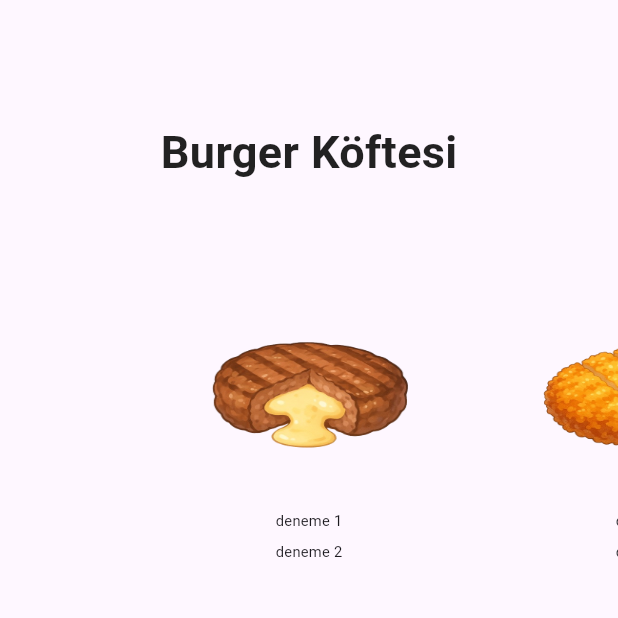
After one commit to metumetehan/foodapp, a Flutter app: the IngredientSelector screen opened directly, on a phone screen of 412 x 824 dp, the top half of it. The commit adds this screen. Run offline on Flutter 3.47's test engine with Material 3 defaults, Android fonts, the phone set to English and light mode, and no system bars; our stand-ins replace custom_refresh_indicator, rive.

Commit message:
created ingredient selection logic

```diff
--- /dev/null
+++ b/lib/ingredient_selector.dart
@@ -0,0 +1,130 @@
+import 'dart:math';
+
+import 'package:flutter/material.dart';
+
+class IngredientSelector extends StatefulWidget {
+  const IngredientSelector({super.key});
+
+  @override
+  State<IngredientSelector> createState() => _IngredientSelectorState();
+}
+
+class _IngredientSelectorState extends State<IngredientSelector> {
+  List<String> listem = [
+    "Cheese-Stuffed_Beef_Patty.png",
+    "Chicken_Katsu.png",
+    "Chorizo_Patty_spicy.png",
+    "Crispy_Fried_Chicken_Fillet.png",
+    "Salmon_Steak.png",
+    "Soft_Shell_Crab.png",
+  ];
+
+  int _currentPage = 0;
+  late PageController _pageController;
+  @override
+  void initState() {
+    // TODO: implement initState
+    super.initState();
+    _pageController = PageController(
+      initialPage: _currentPage,
+      viewportFraction: 0.55,
+    );
+  }
+
+  @override
+  void dispose() {
+    // TODO: implement dispose
+    super.dispose();
+    _pageController.dispose();
+  }
+
+  @override
+  Widget build(BuildContext context) {
+    return Scaffold(
+      body: Padding(
+        padding: const EdgeInsets.symmetric(vertical: 40.0),
+        child: Column(
+          children: [
+            Padding(
+              padding: const EdgeInsets.all(40.0),
+              child: Text(
+                "Burger Köftesi",
+                style: TextStyle(
+                  fontWeight: FontWeight.bold,
+                  color: Colors.black87,
+                  fontSize: 30,
+                ),
+              ),
+            ),
+            AspectRatio(
+              aspectRatio: 1.6,
+              child: PageView.builder(
+                itemCount: listem.length,
+                physics: const ClampingScrollPhysics(),
+                controller: _pageController,
+                itemBuilder: (context, index) {
+                  return carouselView(index);
+                },
+              ),
+            ),
+          ],
+        ),
+      ),
+    );
+  }
+
+  Widget carouselView(int index) {
+    return AnimatedBuilder(
+      animation: _pageController,
+      builder: (context, child) {
+        double value = 0.0;
+        double scale = 0.7;
+
+        if (_pageController.position.haveDimensions) {
+          value = index.toDouble() - (_pageController.page ?? 0);
+          value = (value * 0.03).clamp(-1, 1);
+
+          final pageOffset =
+              _pageController.page ?? _pageController.initialPage.toDouble();
+          final difference = (pageOffset - index).abs();
+          scale = (1 - (difference * 0.3)).clamp(
+            0.7,
+            1.0,
+          ); // Scale down side items
+        }
+        return Transform.scale(
+          scale: scale,
+          child: Transform.rotate(
+            angle: pi * value,
+            child: carouselCard(index),
+          ),
+        );
+      },
+    );
+  }
+
+  Widget carouselCard(int index) {
+    return Column(
+      children: <Widget>[
+        Expanded(
+          child: Padding(
+            padding: const EdgeInsets.all(0),
+            child: Container(
+              decoration: BoxDecoration(
+                image: DecorationImage(
+                  image: AssetImage("assets/${listem[index]}"),
+                  fit: BoxFit.fill,
+                ),
+              ),
+            ),
+          ),
+        ),
+        Padding(
+          padding: const EdgeInsets.only(top: 20),
+          child: Text("deneme 1"),
+        ),
+        Padding(padding: const EdgeInsets.all(10), child: Text("deneme 2")),
+      ],
+    );
+  }
+}
--- a/lib/main.dart
+++ b/lib/main.dart
@@ -1,5 +1,7 @@
 import 'package:flutter/material.dart';
 import 'package:kendin_ye/burger_login_screen.dart';
+import 'package:kendin_ye/ingredient_selector.dart';
+import 'package:kendin_ye/login_screen_animated.dart';
 
 void main() {
   runApp(const MyApp());
@@ -12,7 +14,7 @@ class MyApp extends StatelessWidget {
   Widget build(BuildContext context) {
     return MaterialApp(
       debugShowCheckedModeBanner: false,
-      home: BurgerLoginScreen(),
+      home: LoginScreenAnimated(),
     );
   }
 }
--- a/lib/register_confirmation_screen.dart
+++ b/lib/register_confirmation_screen.dart
@@ -92,13 +92,6 @@ class RegisterConfirmationScreen extends StatelessWidget {
                                   style: TextStyle(
                                     fontSize: 20,
                                     fontWeight: FontWeight.w900,
-                                    shadows: [
-                                      Shadow(
-                                        color: Colors.black,
-                                        offset: Offset(1, 1),
-                                        blurRadius: 0,
-                                      ),
-                                    ],
                                   ),
                                 ),
                                 SizedBox(height: 12),
@@ -119,9 +112,8 @@ class RegisterConfirmationScreen extends StatelessWidget {
                                 bottomRight: Radius.circular(20),
                               ),
                             ),
-                            width:
-                                double
-                                    .infinity, // ✅ this now only expands to 300 width
+                            width: double
+                                .infinity, // ✅ this now only expands to 300 width
                             child: TextButton(
                               onPressed: () {
                                 Navigator.pop(context);
```
Also changed, not shown: assets/Cheese-Stuffed_Beef_Patty.png (added), assets/Chicken_Katsu.png (added), assets/Chorizo_Patty_spicy.png (added), assets/Crispy_Fried_Chicken_Fillet.png (added), assets/Salmon_Steak.png (added), assets/Soft_Shell_Crab.png (added), assets/b_beef.png (added), assets/b_lamb.png (added), assets/b_salmon.png (added), assets/b_smash.png (added), assets/b_steak.png (added).
